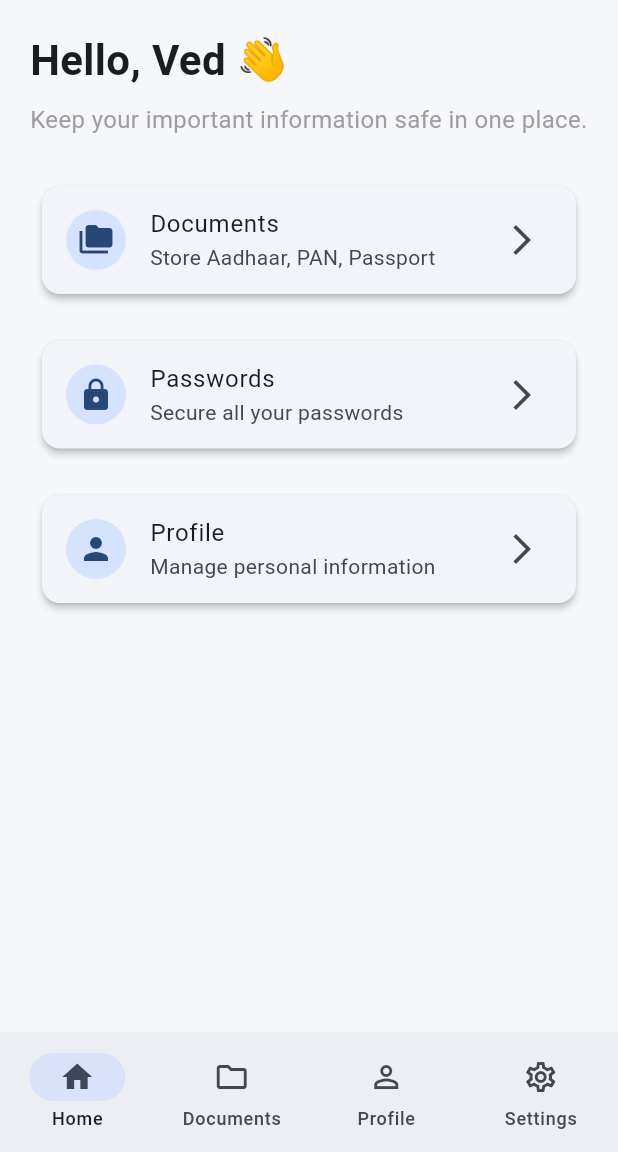
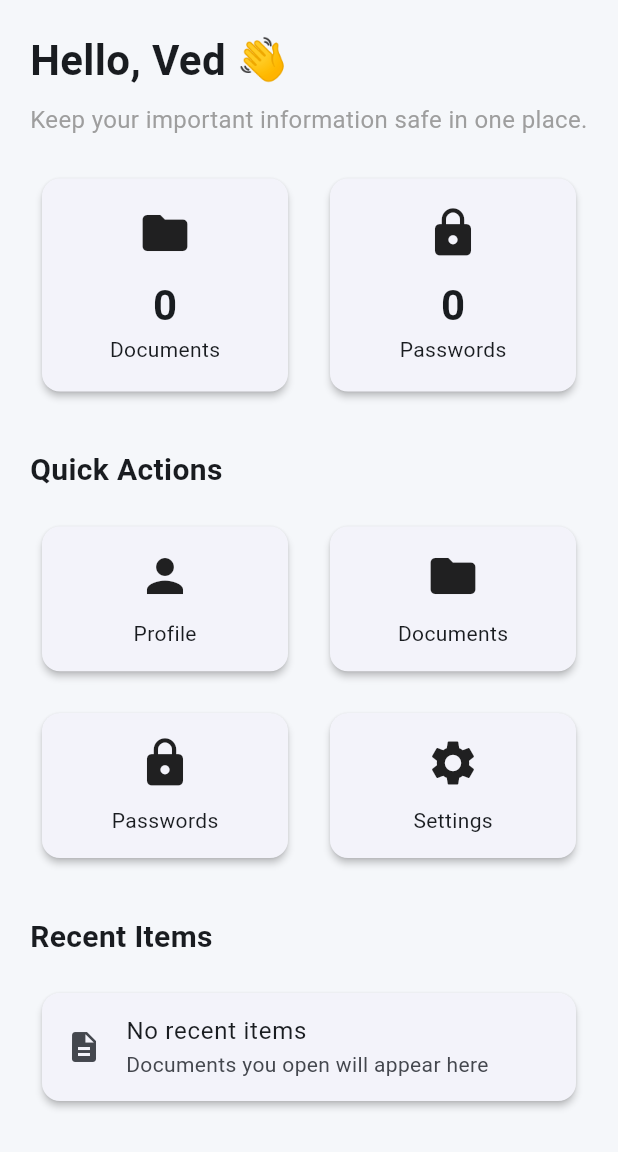
Before and after one commit to ved-naik22/myvault, a Flutter app: the screen it shows after launch, on a phone screen of 412 x 824 dp, the part 84-1236 px from its top. Run offline on Flutter 3.47's test engine with Material 3 defaults, Android fonts, the phone set to English and light mode, and no system bars.

```diff
--- a/lib/features/dashboard/dashboard_page.dart
+++ b/lib/features/dashboard/dashboard_page.dart
@@ -1,105 +1,57 @@
 import 'package:flutter/material.dart';
 
-import '../documents/documents_page.dart';
-import '../profile/profile_page.dart';
-import '../settings/settings_page.dart';
-import 'widgets/dashboard_card.dart';
 import 'widgets/dashboard_header.dart';
+import 'widgets/dashboard_summary.dart';
+import 'widgets/quick_actions_grid.dart';
+import 'widgets/recent_items.dart';
 
-class DashboardPage extends StatefulWidget {
+class DashboardPage extends StatelessWidget {
   const DashboardPage({super.key});
-
-  @override
-  State<DashboardPage> createState() => _DashboardPageState();
-}
-
-class _DashboardPageState extends State<DashboardPage> {
-  int selectedIndex = 0;
-
-  final List<Widget> pages = const [
-    HomeScreen(),
-    DocumentsPage(),
-    ProfilePage(),
-    SettingsPage(),
-  ];
-
-  @override
-  Widget build(BuildContext context) {
-    return Scaffold(
-      body: pages[selectedIndex],
-
-      bottomNavigationBar: NavigationBar(
-        selectedIndex: selectedIndex,
-        onDestinationSelected: (index) {
-          setState(() {
-            selectedIndex = index;
-          });
-        },
-        destinations: const [
-          NavigationDestination(
-            icon: Icon(Icons.home_outlined),
-            selectedIcon: Icon(Icons.home),
-            label: 'Home',
-          ),
-          NavigationDestination(
-            icon: Icon(Icons.folder_outlined),
-            selectedIcon: Icon(Icons.folder),
-            label: 'Documents',
-          ),
-          NavigationDestination(
-            icon: Icon(Icons.person_outline),
-            selectedIcon: Icon(Icons.person),
-            label: 'Profile',
-          ),
-          NavigationDestination(
-            icon: Icon(Icons.settings_outlined),
-            selectedIcon: Icon(Icons.settings),
-            label: 'Settings',
-          ),
-        ],
-      ),
-    );
-  }
-}
-
-class HomeScreen extends StatelessWidget {
-  const HomeScreen({super.key});
 
   @override
   Widget build(BuildContext context) {
     return Scaffold(
       appBar: AppBar(
-        title: const Text('MyVault'),
+        title: const Text("MyVault"),
       ),
-      body: const SingleChildScrollView(
-        padding: EdgeInsets.all(20),
+      body: SingleChildScrollView(
+        padding: const EdgeInsets.all(20),
         child: Column(
           crossAxisAlignment: CrossAxisAlignment.start,
-          children: [
+          children: const [
             DashboardHeader(),
-            SizedBox(height: 25),
 
-            DashboardCard(
-              title: 'Documents',
-              subtitle: 'Store Aadhaar, PAN, Passport',
-              icon: Icons.folder_copy,
+            SizedBox(height: 20),
+
+            DashboardSummary(),
+
+            SizedBox(height: 30),
+
+            Text(
+              "Quick Actions",
+              style: TextStyle(
+                fontSize: 20,
+                fontWeight: FontWeight.bold,
+              ),
             ),
 
             SizedBox(height: 15),
 
-            DashboardCard(
-              title: 'Passwords',
-              subtitle: 'Secure all your passwords',
-              icon: Icons.lock,
+            QuickActionsGrid(),
+
+            SizedBox(height: 30),
+
+            Text(
+              "Recent Items",
+              style: TextStyle(
+                fontSize: 20,
+                fontWeight: FontWeight.bold,
+              ),
             ),
 
             SizedBox(height: 15),
 
-            DashboardCard(
-              title: 'Profile',
-              subtitle: 'Manage personal information',
-              icon: Icons.person,
-            ),
+            RecentItems(),
           ],
         ),
       ),
--- /dev/null
+++ b/lib/features/dashboard/widgets/dashboard_summary.dart
@@ -0,0 +1,63 @@
+import 'package:flutter/material.dart';
+
+class DashboardSummary extends StatelessWidget {
+  const DashboardSummary({super.key});
+
+  @override
+  Widget build(BuildContext context) {
+    return Row(
+      children: const [
+        Expanded(
+          child: _SummaryCard(
+            title: 'Documents',
+            value: '0',
+            icon: Icons.folder,
+          ),
+        ),
+        SizedBox(width: 12),
+        Expanded(
+          child: _SummaryCard(
+            title: 'Passwords',
+            value: '0',
+            icon: Icons.lock,
+          ),
+        ),
+      ],
+    );
+  }
+}
+
+class _SummaryCard extends StatelessWidget {
+  final String title;
+  final String value;
+  final IconData icon;
+
+  const _SummaryCard({
+    required this.title,
+    required this.value,
+    required this.icon,
+  });
+
+  @override
+  Widget build(BuildContext context) {
+    return Card(
+      child: Padding(
+        padding: const EdgeInsets.all(18),
+        child: Column(
+          children: [
+            Icon(icon, size: 36),
+            SizedBox(height: 10),
+            Text(
+              value,
+              style: const TextStyle(
+                fontSize: 28,
+                fontWeight: FontWeight.bold,
+              ),
+            ),
+            Text(title),
+          ],
+        ),
+      ),
+    );
+  }
+}
--- /dev/null
+++ b/lib/features/dashboard/widgets/quick_actions_grid.dart
@@ -0,0 +1,63 @@
+import 'package:flutter/material.dart';
+
+class QuickActionsGrid extends StatelessWidget {
+  const QuickActionsGrid({super.key});
+
+  @override
+  Widget build(BuildContext context) {
+    return GridView.count(
+      shrinkWrap: true,
+      physics: const NeverScrollableScrollPhysics(),
+      crossAxisCount: 2,
+      crossAxisSpacing: 12,
+      mainAxisSpacing: 12,
+      childAspectRatio: 1.6,
+      children: const [
+        ActionTile(
+          icon: Icons.person,
+          title: 'Profile',
+        ),
+        ActionTile(
+          icon: Icons.folder,
+          title: 'Documents',
+        ),
+        ActionTile(
+          icon: Icons.lock,
+          title: 'Passwords',
+        ),
+        ActionTile(
+          icon: Icons.settings,
+          title: 'Settings',
+        ),
+      ],
+    );
+  }
+}
+
+class ActionTile extends StatelessWidget {
+  final IconData icon;
+  final String title;
+
+  const ActionTile({
+    super.key,
+    required this.icon,
+    required this.title,
+  });
+
+  @override
+  Widget build(BuildContext context) {
+    return Card(
+      child: InkWell(
+        onTap: () {},
+        child: Column(
+          mainAxisAlignment: MainAxisAlignment.center,
+          children: [
+            Icon(icon, size: 36),
+            const SizedBox(height: 10),
+            Text(title),
+          ],
+        ),
+      ),
+    );
+  }
+}
--- /dev/null
+++ b/lib/features/dashboard/widgets/recent_items.dart
@@ -0,0 +1,16 @@
+import 'package:flutter/material.dart';
+
+class RecentItems extends StatelessWidget {
+  const RecentItems({super.key});
+
+  @override
+  Widget build(BuildContext context) {
+    return const Card(
+      child: ListTile(
+        leading: Icon(Icons.description),
+        title: Text("No recent items"),
+        subtitle: Text("Documents you open will appear here"),
+      ),
+    );
+  }
+}
```
Also changed, not shown: lib/features/navigation/navigation_page.dart (added, +61 -0 lines), lib/features/profile/models/profile_model.dart (added, +34 -0 lines), lib/features/profile/profile_page.dart (+68 -6 lines), lib/features/profile/widgets/profile_avatar.dart (added, +16 -0 lines), lib/features/profile/widgets/profile_header.dart (added, +25 -0 lines), lib/features/profile/widgets/profile_tile.dart (added, +25 -0 lines), lib/features/profile/edit_profile.dart (added), lib/features/profile/services/profile_services.dart (added).
